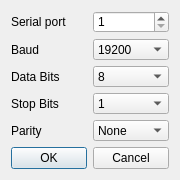
This is ui/settingsmodbusrtu.ui in KunYi/pymodslave as Qt 5 draws it before an edit. The edited form follows.
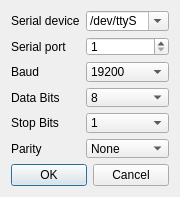
This is the edited form. Icons and pictures are not drawn.

Commit message: Add serial dev (prefix).

Patch:
```diff
--- a/ui/settingsmodbusrtu.ui
+++ b/ui/settingsmodbusrtu.ui
@@ -7,7 +7,7 @@
     <x>0</x>
     <y>0</y>
     <width>180</width>
-    <height>180</height>
+    <height>197</height>
    </rect>
   </property>
   <property name="minimumSize">
@@ -35,7 +35,39 @@
   <layout class="QVBoxLayout" name="verticalLayout">
    <item>
     <layout class="QGridLayout" name="gridLayout">
-     <item row="0" column="0">
+     <item row="4" column="1">
+      <widget class="QComboBox" name="cmbStopBits">
+       <property name="currentIndex">
+        <number>0</number>
+       </property>
+       <item>
+        <property name="text">
+         <string>1</string>
+        </property>
+       </item>
+       <item>
+        <property name="text">
+         <string>1.5</string>
+        </property>
+       </item>
+       <item>
+        <property name="text">
+         <string>2</string>
+        </property>
+       </item>
+      </widget>
+     </item>
+     <item row="1" column="1">
+      <widget class="QSpinBox" name="cmbPort">
+       <property name="minimum">
+        <number>1</number>
+       </property>
+       <property name="maximum">
+        <number>128</number>
+       </property>
+      </widget>
+     </item>
+     <item row="1" column="0">
       <widget class="QLabel" name="lblPort">
        <property name="minimumSize">
         <size>
@@ -48,7 +80,44 @@
        </property>
       </widget>
      </item>
-     <item row="1" column="1">
+     <item row="4" column="0">
+      <widget class="QLabel" name="lblStopBits">
+       <property name="text">
+        <string>Stop Bits</string>
+       </property>
+       <property name="buddy">
+        <cstring>cmbStopBits</cstring>
+       </property>
+      </widget>
+     </item>
+     <item row="3" column="1">
+      <widget class="QComboBox" name="cmbDataBits">
+       <property name="currentIndex">
+        <number>1</number>
+       </property>
+       <item>
+        <property name="text">
+         <string>7</string>
+        </property>
+       </item>
+       <item>
+        <property name="text">
+         <string>8</string>
+        </property>
+       </item>
+      </widget>
+     </item>
+     <item row="3" column="0">
+      <widget class="QLabel" name="lblDataBits">
+       <property name="text">
+        <string>Data Bits</string>
+       </property>
+       <property name="buddy">
+        <cstring>cmbDataBits</cstring>
+       </property>
+      </widget>
+     </item>
+     <item row="2" column="1">
       <widget class="QComboBox" name="cmbBaud">
        <property name="currentIndex">
         <number>4</number>
@@ -95,7 +164,7 @@
        </item>
       </widget>
      </item>
-     <item row="1" column="0">
+     <item row="2" column="0">
       <widget class="QLabel" name="lblBaud">
        <property name="text">
         <string>Baud</string>
@@ -105,76 +174,7 @@
        </property>
       </widget>
      </item>
-     <item row="2" column="0">
-      <widget class="QLabel" name="lblDataBits">
-       <property name="text">
-        <string>Data Bits</string>
-       </property>
-       <property name="buddy">
-        <cstring>cmbDataBits</cstring>
-       </property>
-      </widget>
-     </item>
-     <item row="2" column="1">
-      <widget class="QComboBox" name="cmbDataBits">
-       <property name="currentIndex">
-        <number>1</number>
-       </property>
-       <item>
-        <property name="text">
-         <string>7</string>
-        </property>
-       </item>
-       <item>
-        <property name="text">
-         <string>8</string>
-        </property>
-       </item>
-      </widget>
-     </item>
-     <item row="3" column="0">
-      <widget class="QLabel" name="lblStopBits">
-       <property name="text">
-        <string>Stop Bits</string>
-       </property>
-       <property name="buddy">
-        <cstring>cmbStopBits</cstring>
-       </property>
-      </widget>
-     </item>
-     <item row="3" column="1">
-      <widget class="QComboBox" name="cmbStopBits">
-       <property name="currentIndex">
-        <number>0</number>
-       </property>
-       <item>
-        <property name="text">
-         <string>1</string>
-        </property>
-       </item>
-       <item>
-        <property name="text">
-         <string>1.5</string>
-        </property>
-       </item>
-       <item>
-        <property name="text">
-         <string>2</string>
-        </property>
-       </item>
-      </widget>
-     </item>
-     <item row="4" column="0">
-      <widget class="QLabel" name="lblParity">
-       <property name="text">
-        <string>Parity</string>
-       </property>
-       <property name="buddy">
-        <cstring>cmbParity</cstring>
-       </property>
-      </widget>
-     </item>
-     <item row="4" column="1">
+     <item row="5" column="1">
       <widget class="QComboBox" name="cmbParity">
        <property name="currentIndex">
         <number>0</number>
@@ -196,14 +196,38 @@
        </item>
       </widget>
      </item>
+     <item row="5" column="0">
+      <widget class="QLabel" name="lblParity">
+       <property name="text">
+        <string>Parity</string>
+       </property>
+       <property name="buddy">
+        <cstring>cmbParity</cstring>
+       </property>
+      </widget>
+     </item>
+     <item row="0" column="0">
+      <widget class="QLabel" name="lblDev">
+       <property name="text">
+        <string>Serial device</string>
+       </property>
+      </widget>
+     </item>
      <item row="0" column="1">
-      <widget class="QSpinBox" name="cmbPort">
-       <property name="minimum">
-        <number>1</number>
+      <widget class="QComboBox" name="cmbDev">
+       <property name="editable">
+        <bool>true</bool>
        </property>
-       <property name="maximum">
-        <number>128</number>
-       </property>
+       <item>
+        <property name="text">
+         <string>/dev/ttyS</string>
+        </property>
+       </item>
+       <item>
+        <property name="text">
+         <string>/dev/ttyUSB</string>
+        </property>
+       </item>
       </widget>
      </item>
     </layout>
```
The commit also changes 3 other files.
